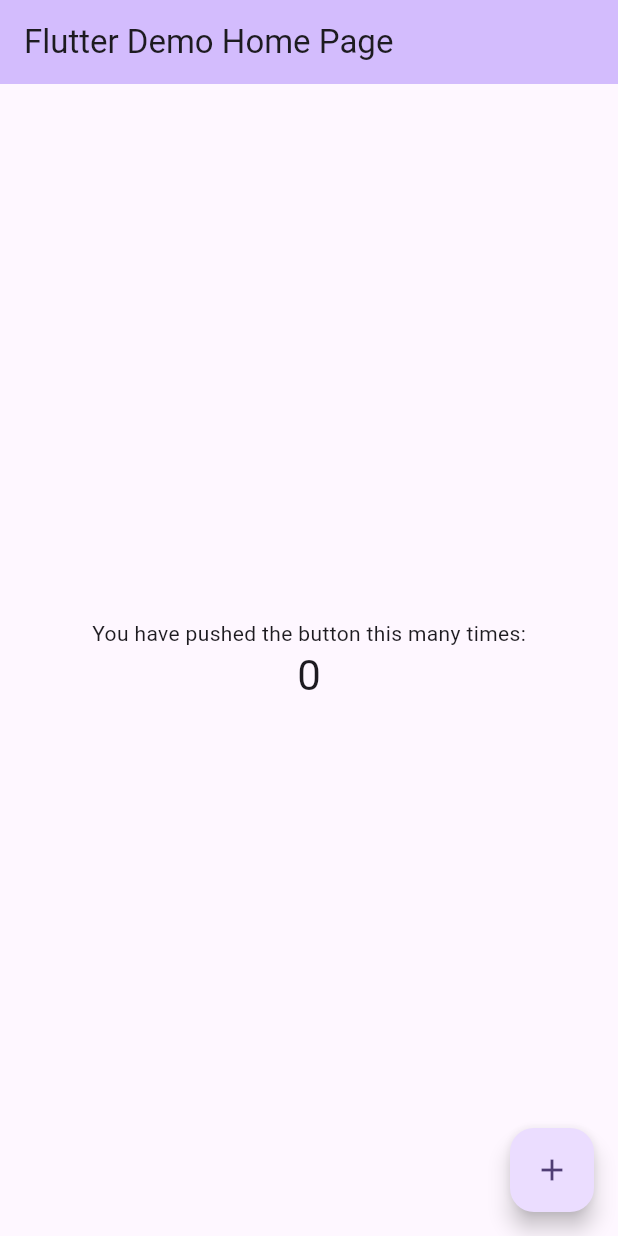
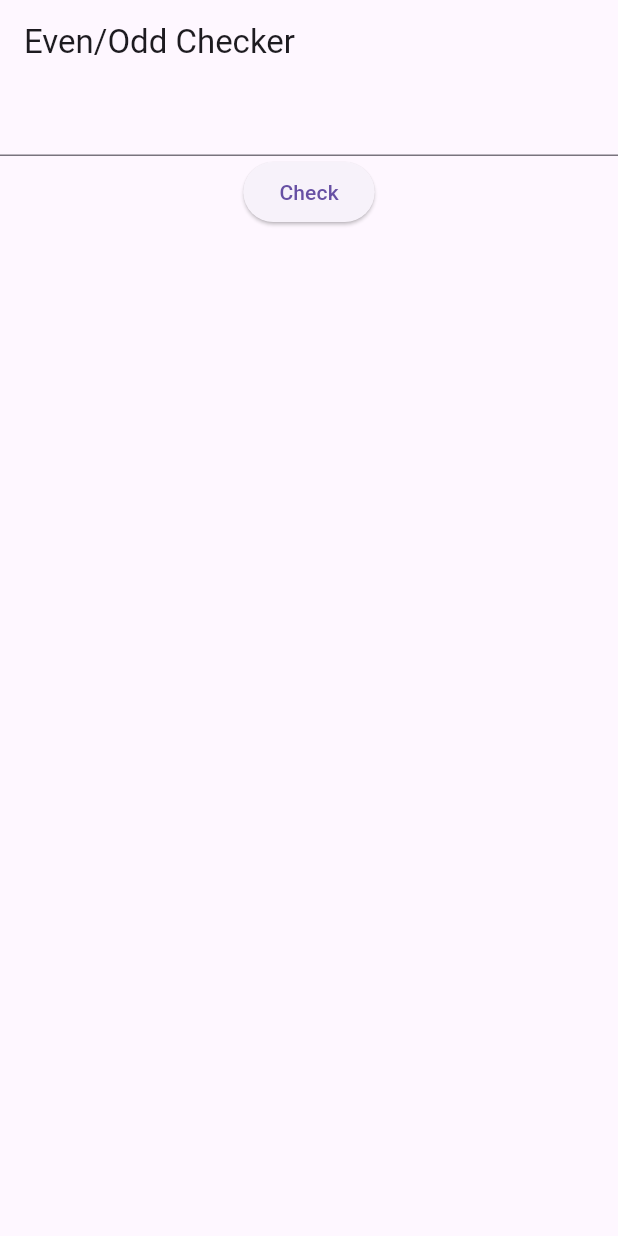
Before and after one commit to tejas1376/cyberlog, a Flutter app: the screen it shows after launch, on a phone screen of 412 x 824 dp. Run offline on Flutter 3.47's test engine with Material 3 defaults, Android fonts, the phone set to English and light mode, and no system bars.

Commit message:
Added Even/Odd Checker feature

```diff
--- a/lib/main.dart
+++ b/lib/main.dart
@@ -1,121 +1,67 @@
 import 'package:flutter/material.dart';
 
 void main() {
-  runApp(const MyApp());
+  runApp(MyApp());
 }
 
 class MyApp extends StatelessWidget {
-  const MyApp({super.key});
-
-  // This widget is the root of your application.
   @override
   Widget build(BuildContext context) {
     return MaterialApp(
-      title: 'Flutter Demo',
-      theme: ThemeData(
-        // This is the theme of your application.
-        //
-        // TRY THIS: Try running your application with "flutter run". You'll see
-        // the application has a purple toolbar. Then, without quitting the app,
-        // try changing the seedColor in the colorScheme below to Colors.green
-        // and then invoke "hot reload" (save your changes or press the "hot
-        // reload" button in a Flutter-supported IDE, or press "r" if you used
-        // the command line to start the app).
-        //
-        // Notice that the counter didn't reset back to zero; the application
-        // state is not lost during the reload. To reset the state, use hot
-        // restart instead.
-        //
-        // This works for code too, not just values: Most code changes can be
-        // tested with just a hot reload.
-        colorScheme: .fromSeed(seedColor: Colors.deepPurple),
-      ),
-      home: const MyHomePage(title: 'Flutter Demo Home Page'),
+      home: MyHomePage(),
     );
   }
 }
 
 class MyHomePage extends StatefulWidget {
-  const MyHomePage({super.key, required this.title});
-
-  // This widget is the home page of your application. It is stateful, meaning
-  // that it has a State object (defined below) that contains fields that affect
-  // how it looks.
-
-  // This class is the configuration for the state. It holds the values (in this
-  // case the title) provided by the parent (in this case the App widget) and
-  // used by the build method of the State. Fields in a Widget subclass are
-  // always marked "final".
-
-  final String title;
-
   @override
-  State<MyHomePage> createState() => _MyHomePageState();
+  _MyHomePageState createState() => _MyHomePageState();
 }
 
 class _MyHomePageState extends State<MyHomePage> {
-  int _counter = 0;
+  // Variable to store the result message
+  String message = '';
 
-  void _incrementCounter() {
-    setState(() {
-      // This call to setState tells the Flutter framework that something has
-      // changed in this State, which causes it to rerun the build method below
-      // so that the display can reflect the updated values. If we changed
-      // _counter without calling setState(), then the build method would not be
-      // called again, and so nothing would appear to happen.
-      _counter++;
-    });
+  // TextEditingController for the TextField
+  TextEditingController controller = TextEditingController();
+
+  void checkNumber() {
+    // Get text from TextField
+    String input = controller.text;
+
+    // Convert to int
+    int number = int.parse(input);
+
+    // Check if even or odd
+    if (number % 2 == 0) {
+      message = 'The number $number is Even.';
+    } else {
+      message = 'The number $number is Odd.';
+    }
+
+    // Update UI
+    setState(() {});
   }
 
   @override
   Widget build(BuildContext context) {
-    // This method is rerun every time setState is called, for instance as done
-    // by the _incrementCounter method above.
-    //
-    // The Flutter framework has been optimized to make rerunning build methods
-    // fast, so that you can just rebuild anything that needs updating rather
-    // than having to individually change instances of widgets.
     return Scaffold(
       appBar: AppBar(
-        // TRY THIS: Try changing the color here to a specific color (to
-        // Colors.amber, perhaps?) and trigger a hot reload to see the AppBar
-        // change color while the other colors stay the same.
-        backgroundColor: Theme.of(context).colorScheme.inversePrimary,
-        // Here we take the value from the MyHomePage object that was created by
-        // the App.build method, and use it to set our appbar title.
-        title: Text(widget.title),
+        title: Text('Even/Odd Checker'),
       ),
       body: Center(
-        // Center is a layout widget. It takes a single child and positions it
-        // in the middle of the parent.
         child: Column(
-          // Column is also a layout widget. It takes a list of children and
-          // arranges them vertically. By default, it sizes itself to fit its
-          // children horizontally, and tries to be as tall as its parent.
-          //
-          // Column has various properties to control how it sizes itself and
-          // how it positions its children. Here we use mainAxisAlignment to
-          // center the children vertically; the main axis here is the vertical
-          // axis because Columns are vertical (the cross axis would be
-          // horizontal).
-          //
-          // TRY THIS: Invoke "debug painting" (choose the "Toggle Debug Paint"
-          // action in the IDE, or press "p" in the console), to see the
-          // wireframe for each widget.
-          mainAxisAlignment: .center,
           children: [
-            const Text('You have pushed the button this many times:'),
-            Text(
-              '$_counter',
-              style: Theme.of(context).textTheme.headlineMedium,
+            TextField(
+              controller: controller,
             ),
+            ElevatedButton(
+              onPressed: checkNumber,
+              child: Text('Check'),
+            ),
+            Text(message),
           ],
         ),
-      ),
-      floatingActionButton: FloatingActionButton(
-        onPressed: _incrementCounter,
-        tooltip: 'Increment',
-        child: const Icon(Icons.add),
       ),
     );
   }
```
